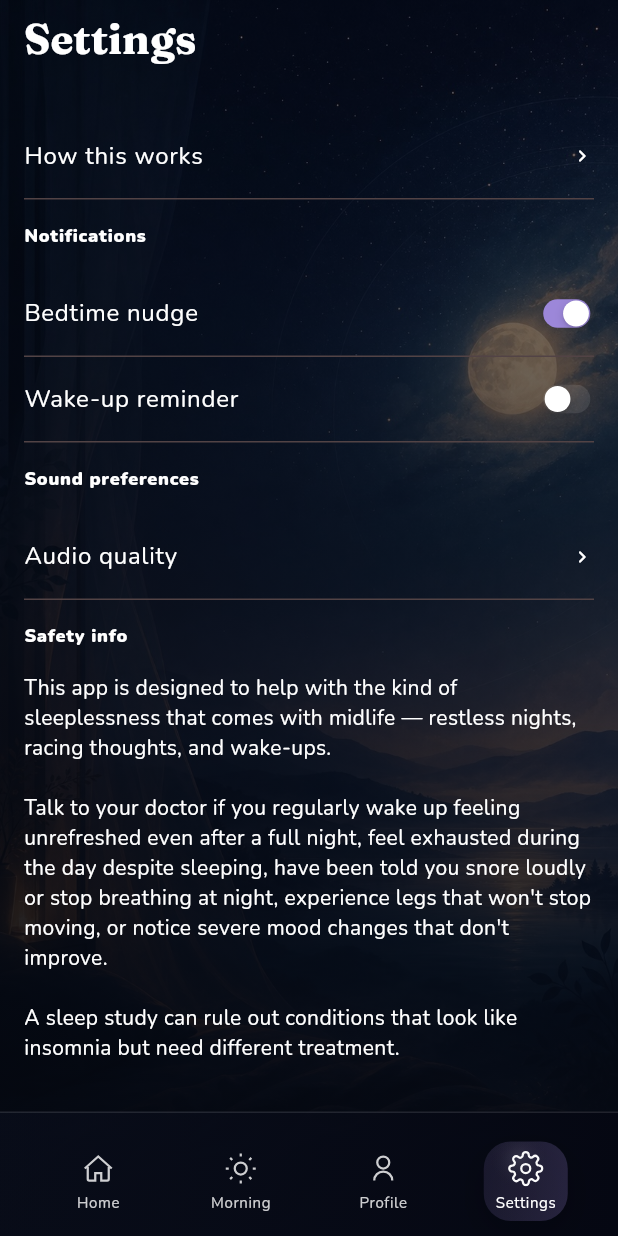
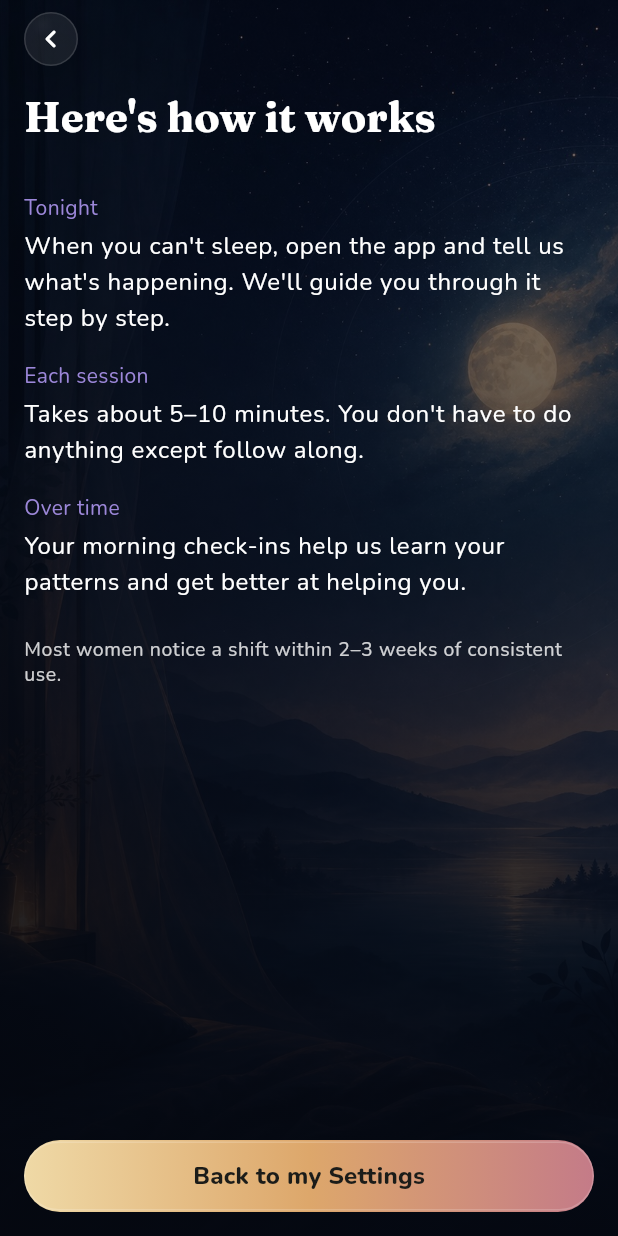
Before and after one commit to nvngoc2409/reclaim-flutter, a Flutter app: the SettingsPage screen opened by its route, after a tap on "How this works", on a phone screen of 412 x 824 dp. Run offline on Flutter 3.47's test engine with Material 3 defaults, Android fonts, the phone set to English and light mode, and no system bars; our stand-ins replace bloc, device_info_plus, dio, flutter_bloc, flutter_svg, freezed_annotation and 9 more; missing offline and left inert: bloc_effects; accounts and stored records are empty; generated files the repository leaves out were written again.

Commit message:
Add How it work page

```diff
--- a/lib/app/design_system/widgets/scaffold.dart
+++ b/lib/app/design_system/widgets/scaffold.dart
@@ -70,13 +70,14 @@ class ReclaimAppBar extends StatelessWidget {
   @override
   Widget build(BuildContext context) {
     final textTheme = TextTheme.of(context);
+    final showBackButton = automaticallyImplyLeading && _shouldShowBackButton(context);
     return Padding(
       padding: const EdgeInsets.symmetric(horizontal: ReclaimSpacing.normal, vertical: ReclaimSpacing.small),
       child: Column(
         mainAxisSize: MainAxisSize.min,
         crossAxisAlignment: CrossAxisAlignment.start,
         children: [
-          if (automaticallyImplyLeading && context.canPop())
+          if (automaticallyImplyLeading && showBackButton)
             Padding(
               padding: const EdgeInsets.only(bottom: ReclaimSpacing.normal),
               child: ReclaimIconButton(
@@ -98,4 +99,10 @@ class ReclaimAppBar extends StatelessWidget {
       ),
     );
   }
+
+  bool _shouldShowBackButton(BuildContext context) {
+    final route = ModalRoute.of(context);
+
+    return route is PageRoute && route.canPop;
+  }
 }
--- a/lib/app/ui/view/navigation.dart
+++ b/lib/app/ui/view/navigation.dart
@@ -32,20 +32,7 @@ final router = GoRouter(
       ),
     ),
     StatefulShellRoute.indexedStack(
-      pageBuilder: (context, routerState, navigationShell) {
-        // Fade transition coming from the SplashScreenPage.
-        return CustomTransitionPage<void>(
-          key: routerState.pageKey,
-          child: BottomNavigationShellPage(navigationShell: navigationShell),
-          transitionDuration: const Duration(milliseconds: 400),
-          transitionsBuilder: (context, animation, secondaryAnimation, child) {
-            return FadeTransition(
-              opacity: CurveTween(curve: Curves.easeInOut).animate(animation),
-              child: child,
-            );
-          },
-        );
-      },
+      builder: (context, routerState, navigationShell) => BottomNavigationShellPage(navigationShell: navigationShell),
       branches: [
         StatefulShellBranch(
           routes: [
@@ -85,5 +72,10 @@ final router = GoRouter(
         ),
       ],
     ),
+    GoRoute(
+      name: HowItWorkPage.routeName,
+      path: '/${HowItWorkPage.routeName}',
+      builder: (context, routerState) => const HowItWorkPage(),
+    ),
   ],
 );
--- a/lib/settings/settings.dart
+++ b/lib/settings/settings.dart
@@ -1 +1,2 @@
+export 'ui/view/how_it_work_page.dart';
 export 'ui/view/settings_page.dart';
--- /dev/null
+++ b/lib/settings/ui/view/how_it_work_page.dart
@@ -0,0 +1,88 @@
+import 'package:flutter/material.dart';
+import 'package:go_router/go_router.dart';
+import 'package:reclaim/app/design_system/design_system.dart';
+
+class HowItWorkPage extends StatefulWidget {
+  const HowItWorkPage({super.key});
+
+  static const routeName = 'how-it-work';
+
+  @override
+  State<HowItWorkPage> createState() => _HowItWorkPageState();
+}
+
+class _HowItWorkPageState extends State<HowItWorkPage> {
+  @override
+  Widget build(BuildContext context) {
+    final theme = Theme.of(context);
+    return ReclaimScaffold(
+      appBar: const ReclaimAppBar(title: "Here's how it works"),
+      body: SingleChildScrollView(
+        padding: const EdgeInsets.symmetric(horizontal: ReclaimSpacing.normal, vertical: ReclaimSpacing.medium),
+        child: Column(
+          crossAxisAlignment: CrossAxisAlignment.start,
+          spacing: ReclaimSpacing.normal,
+          children: [
+            const _HowItWorkSection(
+              title: 'Tonight',
+              content: "When you can't sleep, open the app and tell us what's happening. We'll guide you through it step by step.",
+            ),
+            const _HowItWorkSection(
+              title: 'Each session',
+              content: "Takes about 5–10 minutes. You don't have to do anything except follow along.",
+            ),
+            const _HowItWorkSection(
+              title: 'Over time',
+              content: 'Your morning check-ins help us learn your patterns and get better at helping you.',
+            ),
+            Padding(
+              padding: const EdgeInsets.only(top: ReclaimSpacing.small),
+              child: Text(
+                'Most women notice a shift within 2–3 weeks of consistent use.',
+                style: theme.textTheme.bodySmall?.copyWith(color: theme.colorScheme.onSurface.withValues(alpha: 0.8)),
+              ),
+            ),
+          ],
+        ),
+      ),
+      bottomNavigationBar: SafeArea(
+        child: Container(
+          width: double.infinity,
+          padding: const EdgeInsets.all(ReclaimSpacing.normal),
+          child: ReclaimPrimaryButton.large(title: 'Back to my Settings', onPressed: () => context.pop()),
+        ),
+      ),
+    );
+  }
+}
+
+class _HowItWorkSection extends StatelessWidget {
+  const _HowItWorkSection({
+    required this.title,
+    required this.content,
+  });
+
+  final String title;
+  final String content;
+
+  @override
+  Widget build(BuildContext context) {
+    final textTheme = Theme.of(context).textTheme;
+    final colorScheme = Theme.of(context).colorScheme;
+
+    return Column(
+      spacing: ReclaimSpacing.extraSmall,
+      crossAxisAlignment: CrossAxisAlignment.start,
+      children: [
+        Text(
+          title,
+          style: textTheme.bodyMedium?.copyWith(color: colorScheme.tertiary),
+        ),
+        Text(
+          content,
+          style: textTheme.bodyLarge?.copyWith(color: colorScheme.onSurface),
+        ),
+      ],
+    );
+  }
+}
--- a/lib/settings/ui/view/settings_page.dart
+++ b/lib/settings/ui/view/settings_page.dart
@@ -1,6 +1,7 @@
-import 'package:flutter/cupertino.dart';
 import 'package:flutter/material.dart';
+import 'package:go_router/go_router.dart';
 import 'package:reclaim/app/app.dart';
+import 'package:reclaim/settings/settings.dart';
 
 class SettingsPage extends StatefulWidget {
   const SettingsPage({super.key});
@@ -21,7 +22,10 @@ class _SettingsPageState extends State<SettingsPage> {
         child: Column(
           crossAxisAlignment: CrossAxisAlignment.start,
           children: [
-            _SettingItem(title: 'How this works', onTap: () {}),
+            _SettingItem(
+              title: 'How this works',
+              onTap: () => context.pushNamed(HowItWorkPage.routeName),
+            ),
             const Divider(
               indent: ReclaimSpacing.normal,
               endIndent: ReclaimSpacing.normal,
@@ -41,7 +45,6 @@ class _SettingsPageState extends State<SettingsPage> {
                 _SettingItem(
                   title: 'Wake-up reminder',
                   trailing: ReclaimSwitch(
-                    value: false,
                     onChanged: (value) {},
                   ),
                 ),
```
